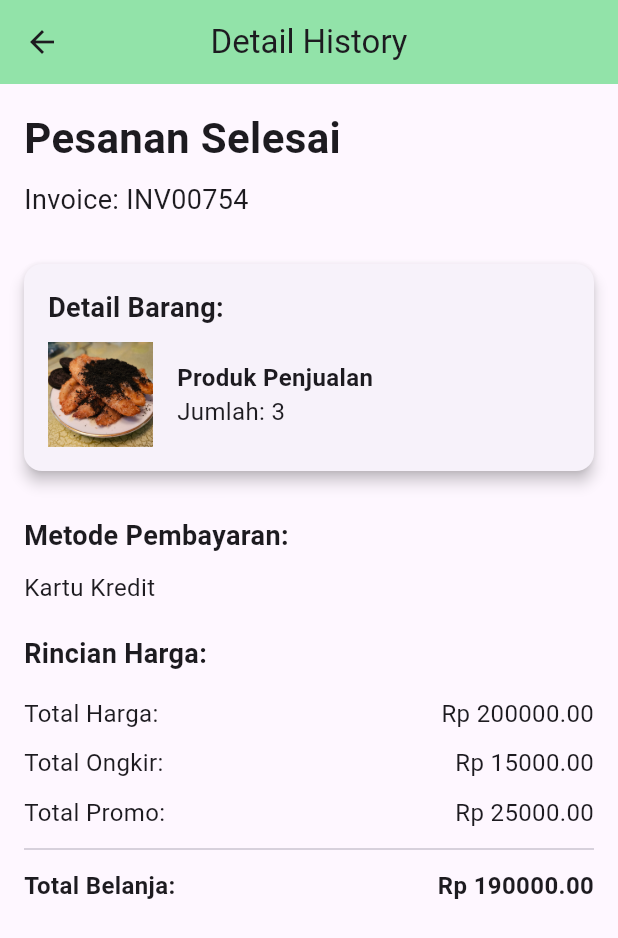
After one commit to angelica1412/ecobites, a Flutter app: the screen it shows after launch, item 3 of the bottom bar chosen, after a tap on "2021-12-01", on a phone screen of 412 x 824 dp. The commit adds this screen. Shown: the top 938 px of the screen. Run offline on Flutter 3.47's test engine with Material 3 defaults, Android fonts, the phone set to English and light mode, and no system bars; our stand-ins replace cloud_firestore, firebase_auth, firebase_core, google_fonts, image_picker; accounts and stored records are empty.

Commit message:
Done history page

```diff
--- /dev/null
+++ b/lib/Widgets/HistoryPembelian.dart
@@ -0,0 +1,78 @@
+import 'package:ecobites/detailhistory.dart';
+import 'package:flutter/material.dart';
+
+class PurchaseView extends StatelessWidget {
+  @override
+  Widget build(BuildContext context) {
+    return ListView.builder(
+      itemCount: 5,
+      itemBuilder: (context, index) {
+        return GestureDetector(
+          onTap: () {
+            Navigator.push(
+              context,
+              MaterialPageRoute(
+                builder: (context) => DetailHistoryPage(
+                  invoice: 'INV123456',
+                  paymentMethod: 'Kartu Kredit',
+                  totalPrice: 150000,
+                  totalShipping: 10000,
+                  totalPromo: 20000,
+                  totalSpending: 140000,
+                  productName: 'Produk Contoh',
+                  productQuantity: 3,
+                  productImage: 'assets/product3.png',
+                ),
+              ),
+            );
+          },
+          child: Card(
+            margin: EdgeInsets.symmetric(horizontal: 16.0, vertical: 8.0),
+            child: Container(
+              padding: EdgeInsets.all(16.0),
+              width: double.infinity,
+              child: Column(
+                children: [
+                  Container(
+                    padding: EdgeInsets.only(bottom: 8.0),
+                    decoration: BoxDecoration(
+                      border: Border(
+                          bottom: BorderSide(color: Colors.grey, width: 1.0)),
+                    ),
+                    child: Row(
+                      mainAxisAlignment: MainAxisAlignment.spaceBetween,
+                      children: [
+                        Text('2021-12-01'),
+                        Text('Done'),
+                      ],
+                    ),
+                  ),
+                  SizedBox(height: 16.0),
+                  Row(
+                    children: [
+                      Image.asset(
+                        'assets/product3.png',
+                        width: 70,
+                        height: 70,
+                      ),
+                      SizedBox(width: 16.0),
+                      Expanded(
+                        child: Column(
+                          crossAxisAlignment: CrossAxisAlignment.start,
+                          children: [
+                            Text('Nama Produk $index'),
+                            Text('Jumlah: 3'),
+                          ],
+                        ),
+                      ),
+                    ],
+                  ),
+                ],
+              ),
+            ),
+          ),
+        );
+      },
+    );
+  }
+}
--- /dev/null
+++ b/lib/Widgets/HistoryPenjualan.dart
@@ -0,0 +1,77 @@
+import 'package:ecobites/detailhistory.dart';
+import 'package:flutter/material.dart';
+
+class SalesView extends StatelessWidget {
+  @override
+  Widget build(BuildContext context) {
+    return ListView.builder(
+      itemCount: 5,
+      itemBuilder: (context, index) {
+        return GestureDetector(
+          onTap: () {
+            Navigator.push(
+              context,
+              MaterialPageRoute(
+                builder: (context) => DetailHistoryPage(
+                  invoice: 'INV00754',
+                  paymentMethod: 'Kartu Kredit',
+                  totalPrice: 200000,
+                  totalShipping: 15000,
+                  totalPromo: 25000,
+                  totalSpending: 190000,
+                  productName: 'Produk Penjualan',
+                  productQuantity: 3,
+                  productImage: 'assets/product2.png',
+                ),
+              ),
+            );
+          },
+          child: Card(
+            margin: EdgeInsets.symmetric(horizontal: 16.0, vertical: 8.0),
+            child: Container(
+              padding: EdgeInsets.all(16.0),
+              width: double.infinity,
+              child: Column(
+                children: [
+                  Container(
+                    padding: EdgeInsets.only(bottom: 8.0),
+                    decoration: BoxDecoration(
+                      border: Border(bottom: BorderSide(color: Colors.grey, width: 1.0)),
+                    ),
+                    child: Row(
+                      mainAxisAlignment: MainAxisAlignment.spaceBetween,
+                      children: [
+                        Text('2021-12-01'),
+                        Text('Done'),
+                      ],
+                    ),
+                  ),
+                  SizedBox(height: 16.0),
+                  Row(
+                    children: [
+                      Image.asset(
+                        'assets/product2.png',
+                        width: 70,
+                        height: 70,
+                      ),
+                      SizedBox(width: 16.0),
+                      Expanded(
+                        child: Column(
+                          crossAxisAlignment: CrossAxisAlignment.start,
+                          children: [
+                            Text('Nama Produk $index'),
+                            Text('Jumlah: 10'),
+                          ],
+                        ),
+                      ),
+                    ],
+                  ),
+                ],
+              ),
+            ),
+          ),
+        );
+      },
+    );
+  }
+}
--- /dev/null
+++ b/lib/detailhistory.dart
@@ -0,0 +1,163 @@
+import 'package:flutter/material.dart';
+
+class DetailHistoryPage extends StatelessWidget {
+  final String invoice;
+  final String paymentMethod;
+  final double totalPrice;
+  final double totalShipping;
+  final double totalPromo;
+  final double totalSpending;
+  final String productName;
+  final int productQuantity;
+  final String productImage;
+
+  DetailHistoryPage({
+    required this.invoice,
+    required this.paymentMethod,
+    required this.totalPrice,
+    required this.totalShipping,
+    required this.totalPromo,
+    required this.totalSpending,
+    required this.productName,
+    required this.productQuantity,
+    required this.productImage,
+  });
+
+  @override
+  Widget build(BuildContext context) {
+    return Scaffold(
+      appBar: AppBar(
+        title: Text('Detail History', textAlign: TextAlign.center),
+        backgroundColor: const Color(0xFF92E3A9),
+        centerTitle: true,
+      ),
+      body: Padding(
+        padding: const EdgeInsets.all(16.0),
+        child: Column(
+          crossAxisAlignment: CrossAxisAlignment.start,
+          children: [
+            Text(
+              'Pesanan Selesai',
+              style: TextStyle(
+                fontWeight: FontWeight.bold,
+                fontSize: 28.0,
+              ),
+            ),
+            SizedBox(height: 8.0),
+            Text(
+              'Invoice: $invoice',
+              style: TextStyle(
+                fontSize: 18.0,
+              ),
+            ),
+            SizedBox(height: 20.0),
+            Card(
+              elevation: 4.0,
+              margin: EdgeInsets.symmetric(vertical: 10.0),
+              child: Padding(
+                padding: const EdgeInsets.all(16.0),
+                child: Column(
+                  crossAxisAlignment: CrossAxisAlignment.start,
+                  children: [
+                    Text(
+                      'Detail Barang:',
+                      style: TextStyle(
+                        fontSize: 18.0,
+                        fontWeight: FontWeight.bold,
+                      ),
+                    ),
+                    SizedBox(height: 10.0),
+                    Row(
+                      children: [
+                        Image.asset(
+                          productImage,
+                          width: 70,
+                          height: 70,
+                        ),
+                        SizedBox(width: 16.0),
+                        Expanded(
+                          child: Column(
+                            crossAxisAlignment: CrossAxisAlignment.start,
+                            children: [
+                              Text(
+                                productName,
+                                style: TextStyle(
+                                  fontSize: 16.0,
+                                  fontWeight: FontWeight.bold,
+                                ),
+                              ),
+                              Text(
+                                'Jumlah: $productQuantity',
+                                style: TextStyle(
+                                  fontSize: 16.0,
+                                ),
+                              ),
+                            ],
+                          ),
+                        ),
+                      ],
+                    ),
+                  ],
+                ),
+              ),
+            ),
+            SizedBox(height: 20.0),
+            Text(
+              'Metode Pembayaran:',
+              style: TextStyle(
+                fontSize: 18.0,
+                fontWeight: FontWeight.bold,
+              ),
+            ),
+            SizedBox(height: 10.0),
+            Text(
+              paymentMethod,
+              style: TextStyle(
+                fontSize: 16.0,
+              ),
+            ),
+            SizedBox(height: 20.0),
+            Text(
+              'Rincian Harga:',
+              style: TextStyle(
+                fontSize: 18.0,
+                fontWeight: FontWeight.bold,
+              ),
+            ),
+            SizedBox(height: 10.0),
+            _buildPriceDetail('Total Harga:', totalPrice),
+            _buildPriceDetail('Total Ongkir:', totalShipping),
+            _buildPriceDetail('Total Promo:', totalPromo),
+            Divider(),
+            _buildPriceDetail('Total Belanja:', totalSpending, isBold: true),
+          ],
+        ),
+      ),
+    );
+  }
+
+  Widget _buildPriceDetail(String label, double amount, {bool isBold = false}) {
+    return Padding(
+      padding: const EdgeInsets.symmetric(vertical: 5.0),
+      child: Row(
+        mainAxisAlignment: MainAxisAlignment.spaceBetween,
+        children: [
+          Text(
+            label,
+            style: TextStyle(
+              fontSize: 16.0,
+              fontWeight: isBold ? FontWeight.bold : FontWeight.normal,
+            ),
+          ),
+          Text(
+            'Rp ${amount.toStringAsFixed(2)}',
+            style: TextStyle(
+              fontSize: 16.0,
+              fontWeight: isBold ? FontWeight.bold : FontWeight.normal,
+            ),
+          ),
+        ],
+      ),
+    );
+  }
+}
--- a/lib/historypage.dart
+++ b/lib/historypage.dart
@@ -1,3 +1,5 @@
+import 'package:ecobites/Widgets/HistoryPembelian.dart';
+import 'package:ecobites/Widgets/HistoryPenjualan.dart';
 import 'package:ecobites/Widgets/secondarytabbar.dart';
 import 'package:ecobites/homepage.dart';
 import 'package:ecobites/uploadpage.dart';
@@ -72,7 +74,7 @@ class _HistoryPageState extends State<HistoryPage> {
             ],
           ),
           Expanded(
-              child: _selectedTabIndex == 0 ? _buildSalesView() : _buildPurchaseView(),
+            child: _selectedTabIndex == 0 ? SalesView() : PurchaseView(),
           ),
         ],
       ),
@@ -112,112 +114,7 @@ class _HistoryPageState extends State<HistoryPage> {
         },
         selectedItemColor: const Color(0xFF92E3A9),
         unselectedItemColor: Colors.grey,
-        ));
-  }
-
-  Widget _buildSalesView() {
-    return ListView.builder(
-      itemCount: 10, // Contoh jumlah data
-      itemBuilder: (context, index) {
-        return Center(
-          child: Card(
-            margin: EdgeInsets.symmetric(horizontal: 16.0, vertical: 8.0),
-            child: Container(
-              padding: EdgeInsets.all(16.0),
-              width: double.infinity,
-              child: Column(
-                children: [
-                  Container(
-                    padding: EdgeInsets.only(bottom: 8.0),
-                    decoration: BoxDecoration(
-                      border: Border(bottom: BorderSide(color: Colors.grey, width: 1.0)),
       ),
-                    child: Row(
-                      mainAxisAlignment: MainAxisAlignment.spaceBetween,
-                      children: [
-                        Text('2021-12-01'),
-                        Text('On Progress'),
-                      ],
-                    ),
-                  ),
-                  SizedBox(height: 16.0), // Menambahkan jarak antar baris
-                  Row(
-                    children: [
-                      Image.asset(
-                        'assets/product2.png',
-                        width: 70,
-                        height: 70,
-                      ),
-                      SizedBox(width: 16.0), // Menambahkan jarak antara gambar dan teks
-                      Expanded(
-                        child: Column(
-                          crossAxisAlignment: CrossAxisAlignment.start,
-                          children: [
-                            Text('Nama Produk $index'),
-                            Text('Jumlah: 3'),
-                          ],
-                        ),
-                      ),
-                    ],
-                  ),
-                ],
-              ),
-            ),
-          ),
-        );
-      },
-    );
-  }
-
-  Widget _buildPurchaseView() {
-    return ListView.builder(
-      itemCount: 5, // Contoh jumlah data
-      itemBuilder: (context, index) {
-        return Card(
-            margin: EdgeInsets.symmetric(horizontal: 16.0, vertical: 8.0),
-            child: Container(
-              padding: EdgeInsets.all(16.0),
-              width: double.infinity,
-              child: Column(
-                children: [
-                  Container(
-                    padding: EdgeInsets.only(bottom: 8.0),
-                    decoration: BoxDecoration(
-                      border: Border(bottom: BorderSide(color: Colors.grey, width: 1.0)),
-                    ),
-                    child: Row(
-                      mainAxisAlignment: MainAxisAlignment.spaceBetween,
-                      children: [
-                        Text('2021-12-01'),
-                        Text('Done'),
-                      ],
-                    ),
-                  ),
-                  SizedBox(height: 16.0), // Menambahkan jarak antar baris
-                  Row(
-                    children: [
-                      Image.asset(
-                        'assets/product3.png',
-                        width: 70,
-                        height: 70,
-                      ),
-                      SizedBox(width: 16.0), // Menambahkan jarak antara gambar dan teks
-                      Expanded(
-                        child: Column(
-                          crossAxisAlignment: CrossAxisAlignment.start,
-                          children: [
-                            Text('Nama Produk $index'),
-                            Text('Jumlah: 3'),
-                          ],
-                        ),
-                      ),
-                    ],
-                  ),
-                ],
-              ),
-            ),
-          );
-      },
     );
   }
 }
```
Lines whose indentation alone changed are shown as unchanged.
